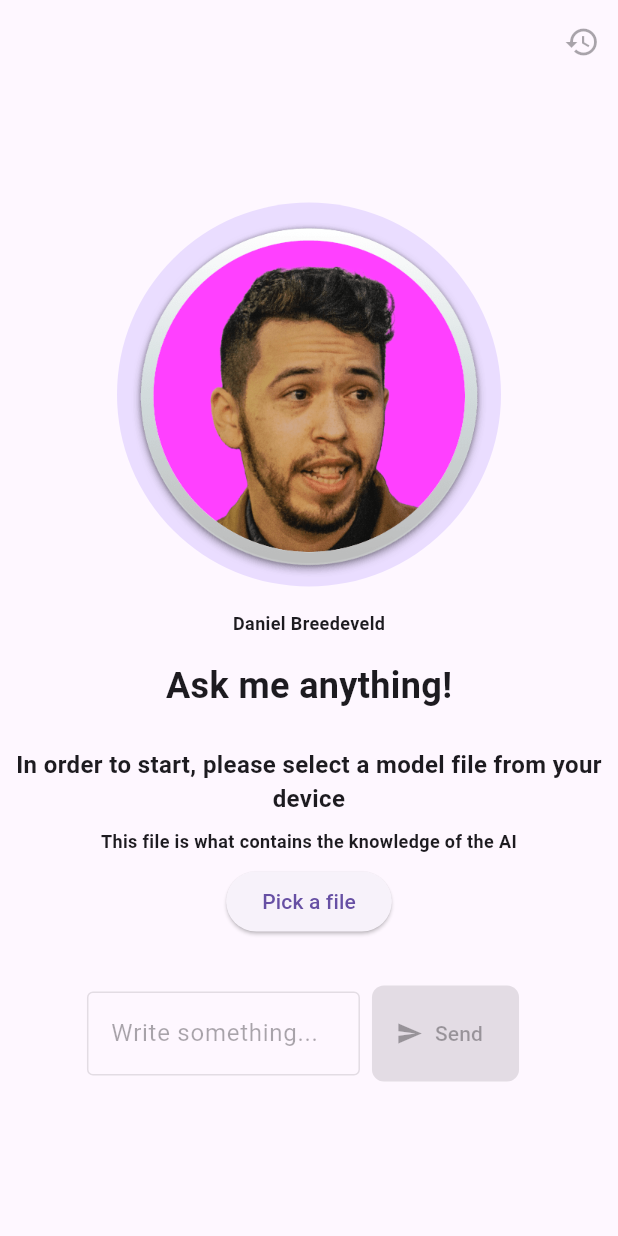
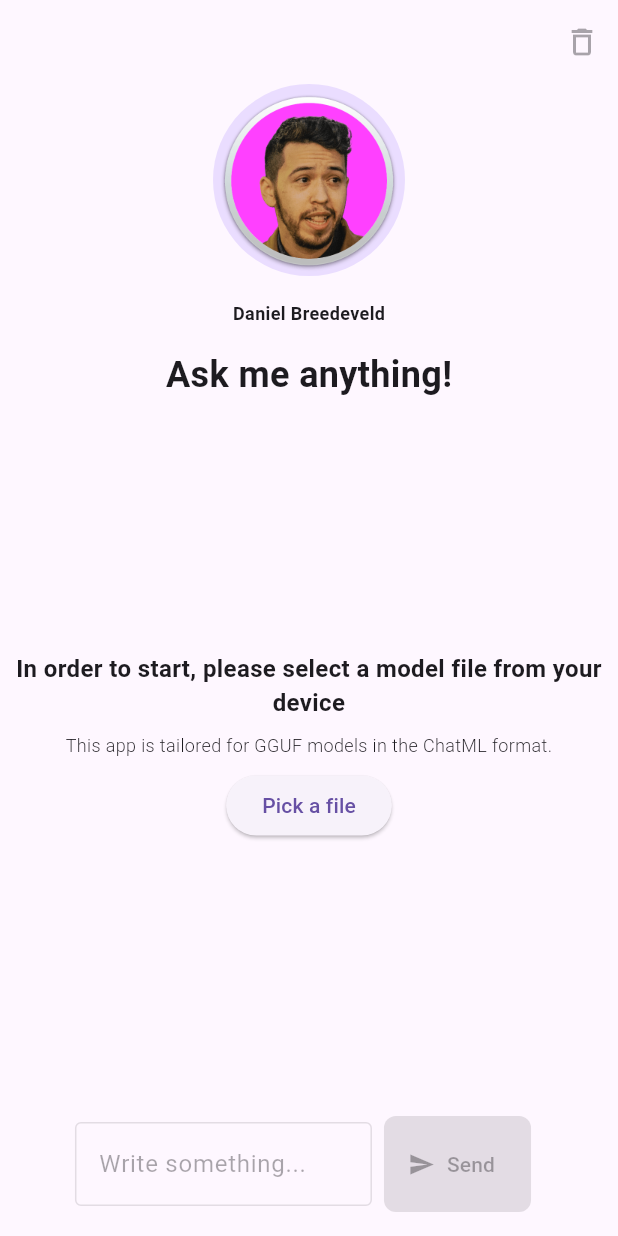
Before and after one commit to BrutalCoding/aub.ai, a Flutter app: the screen it shows after launch, on a phone screen of 412 x 824 dp. Run offline on Flutter 3.47's test engine with Material 2 defaults, Android fonts, the phone set to English and light mode, and no system bars; our stand-ins replace chat_bubbles, file_picker, freezed_annotation; missing offline and left inert: dart:ffi.

Commit message:
feat: Improved example app with chat UI & conversational experience

```diff
--- a/example/lib/main.dart
+++ b/example/lib/main.dart
@@ -2,6 +2,7 @@ import 'dart:io';
 
 import 'package:aub_ai/aub_ai.dart';
 import 'package:aub_ai/data/prompt_template.dart';
+import 'package:chat_bubbles/chat_bubbles.dart';
 import 'package:file_picker/file_picker.dart';
 import 'package:flutter/material.dart';
 
@@ -45,6 +46,12 @@ class _MyAppState extends State<MyApp> {
 
   @override
   Widget build(BuildContext context) {
+    List<String> convoParts = textControllerFullConversation.text
+        .split('<|im_start|>')
+        .where(
+          (element) => element.isNotEmpty,
+        )
+        .toList();
     return MaterialApp(
       debugShowCheckedModeBanner: false,
       theme: ThemeData(
@@ -67,8 +74,8 @@ class _MyAppState extends State<MyApp> {
                       );
                     }
                   : null,
-              icon: const Icon(Icons.restore_sharp),
-              tooltip: 'Start over',
+              icon: const Icon(Icons.delete_outline),
+              tooltip: 'Reset the conversation, pick a new model file',
             ),
           ],
         ),
@@ -78,37 +85,82 @@ class _MyAppState extends State<MyApp> {
               constraints: const BoxConstraints(
                 maxWidth: 960,
               ),
-              child: SingleChildScrollView(
               child: Column(
                 mainAxisAlignment: MainAxisAlignment.spaceAround,
                 children: [
-                    const CircleAvatar(
-                      minRadius: 64,
-                      maxRadius: 128,
+                  const Column(
+                    children: [
+                      CircleAvatar(
+                        minRadius: 32,
+                        maxRadius: 64,
                         backgroundImage: AssetImage(
                           'assets/appicon_avatar.png',
                         ),
                       ),
-                    const SizedBox(height: 16),
-                    const Text(
+                      SizedBox(height: 16),
+                      Text(
                         'Daniel Breedeveld',
                         style: TextStyle(
                           fontSize: 12,
                           fontWeight: FontWeight.bold,
                         ),
                       ),
-                    const SizedBox(height: 16),
-                    const Text(
+                      SizedBox(height: 16),
+                      Text(
                         'Ask me anything!',
                         style: TextStyle(
                           fontSize: 24,
                           fontWeight: FontWeight.bold,
                         ),
                       ),
-                    const SizedBox(height: 16),
-                    if (file == null)
-                      // Ask user to select a file
-                      Column(
+                    ],
+                  ),
+                  Expanded(
+                    flex: 2,
+                    child: convoParts.length > 1
+                        ? ListView.builder(
+                            keyboardDismissBehavior:
+                                ScrollViewKeyboardDismissBehavior.onDrag,
+                            shrinkWrap: true,
+                            padding: const EdgeInsets.all(8),
+                            itemCount: convoParts.length,
+                            itemBuilder: (context, index) {
+                              final String text = convoParts
+                                  .elementAt(index)
+                                  .replaceAll('<|im_end|>', '')
+                                  .trim();
+
+                              return Padding(
+                                padding: const EdgeInsets.all(8.0),
+                                child: BubbleSpecialThree(
+                                  text: text,
+                                  color: text.startsWith('user')
+                                      ? const Color(0xFF1B97F3)
+                                      : const Color(0xFFE8E8EE),
+                                  tail: true,
+                                  textStyle: TextStyle(
+                                    color: text.startsWith('user')
+                                        ? Colors.white
+                                        : Colors.black,
+                                    fontSize: 14,
+                                  ),
+                                  isSender: text.startsWith('user'),
+                                ),
+                              );
+                            },
+                          )
+                        : Center(
+                            child: file != null
+                                ? const Text(
+                                    'Start a conversation by sending a prompt to the AI',
+                                    textAlign: TextAlign.center,
+                                    style: TextStyle(
+                                      fontSize: 16,
+                                      fontWeight: FontWeight.w100,
+                                    ),
+                                  )
+                                : Column(
+                                    mainAxisAlignment: MainAxisAlignment.center,
                                     children: [
                                       const Padding(
                                         padding: EdgeInsets.all(8.0),
@@ -125,11 +177,11 @@ class _MyAppState extends State<MyApp> {
                                       // This is the file that contains the knowledge of the AI.
                                       // Text widget:
                                       const Text(
-                            'This file is what contains the knowledge of the AI',
+                                        'This app is tailored for GGUF models in the ChatML format.',
                                         textAlign: TextAlign.center,
                                         style: TextStyle(
                                           fontSize: 12,
-                              fontWeight: FontWeight.bold,
+                                          fontWeight: FontWeight.w300,
                                         ),
                                       ),
                                       // Button to select a file
@@ -138,13 +190,15 @@ class _MyAppState extends State<MyApp> {
                                         child: ElevatedButton(
                                           onPressed: () async {
                                             FilePickerResult? result =
-                                    await FilePicker.platform.pickFiles();
+                                                await FilePicker.platform
+                                                    .pickFiles();
 
                                             if (result == null) {
                                               return;
                                             }
 
-                                final tmpFile = File(result.files.single.path!);
+                                            final tmpFile =
+                                                File(result.files.single.path!);
                                             setState(() {
                                               file = tmpFile;
                                             });
@@ -153,69 +207,17 @@ class _MyAppState extends State<MyApp> {
                                         ),
                                       ),
                                     ],
+                                  )),
                   ),
-                    Center(
-                      child: Container(
-                        padding: const EdgeInsets.all(8),
-                        child: Column(
-                          mainAxisAlignment: MainAxisAlignment.center,
-                          children: [
-                            Center(
-                                child: Column(
-                              children: [
-                                // Show output from AI in a TextField
-                                if (talkAsyncState == TalkAsyncState.talking ||
-                                    textControllerFullConversation
-                                        .text.isNotEmpty) ...[
                   Padding(
                     padding: const EdgeInsets.all(8.0),
-                                    child: TextField(
-                                      controller:
-                                          textControllerFullConversation,
-                                      maxLines: 10,
-                                      decoration: const InputDecoration(
-                                        border: OutlineInputBorder(),
-                                      ),
-                                    ),
-                                  ),
-                                ],
-                                if (talkAsyncState == TalkAsyncState.thinking &&
-                                    textControllerFullConversation.text.isEmpty)
-                                  const Center(
-                                    child: Column(
-                                      mainAxisAlignment:
-                                          MainAxisAlignment.center,
-                                      mainAxisSize: MainAxisSize.max,
-                                      children: [
-                                        // Prompt that was sent to the AI
-                                        Text(
-                                          "Thinking...",
-                                          textAlign: TextAlign.center,
-                                          style: TextStyle(
-                                            fontSize: 12,
-                                            fontWeight: FontWeight.bold,
-                                          ),
-                                        ),
-                                        SizedBox(height: 32),
-                                        CircularProgressIndicator.adaptive(),
-                                      ],
-                                    ),
-                                  ),
-                              ],
-                            )),
-                            Padding(
-                              padding: const EdgeInsets.symmetric(
-                                horizontal: 16,
-                                vertical: 8,
-                              ),
                     child: Row(
                       mainAxisSize: MainAxisSize.min,
                       children: [
                         Expanded(
                           child: TextField(
                             controller: textControllerUserPrompt,
-                                      textCapitalization:
-                                          TextCapitalization.sentences,
+                            textCapitalization: TextCapitalization.sentences,
                             onSubmitted: (_) => _sendPromptToAi(
                               textControllerUserPrompt.text,
                             ),
@@ -237,21 +239,17 @@ class _MyAppState extends State<MyApp> {
                                 Tooltip(
                                   // When the AI is busy, the tooltip will
                                   // show the reason why the button is disabled
-                                            waitDuration:
-                                                const Duration(seconds: 1),
+                                  waitDuration: const Duration(seconds: 1),
                                   message: talkAsyncState ==
-                                                        TalkAsyncState
-                                                            .thinking ||
+                                              TalkAsyncState.thinking ||
                                           talkAsyncState ==
                                               TalkAsyncState.talking
                                       ? 'The AI is busy, please wait...'
                                       : 'Send this prompt to the AI in order to get a response',
                                   child: ElevatedButton.icon(
                                     style: ElevatedButton.styleFrom(
-                                                shape:
-                                                    const RoundedRectangleBorder(
-                                                  borderRadius:
-                                                      BorderRadius.all(
+                                      shape: const RoundedRectangleBorder(
+                                        borderRadius: BorderRadius.all(
                                           Radius.circular(8),
                                         ),
                                       ),
@@ -261,8 +259,7 @@ class _MyAppState extends State<MyApp> {
                                             talkAsyncState ==
                                                 TalkAsyncState.idle
                                         ? () => _sendPromptToAi(
-                                                        textControllerUserPrompt
-                                                            .text,
+                                              textControllerUserPrompt.text,
                                             )
                                         : null,
                                     icon: const Icon(Icons.send),
@@ -271,22 +268,17 @@ class _MyAppState extends State<MyApp> {
                                 ),
 
                                 // Show a progress indicator when the AI is thinking
-                                          if (talkAsyncState ==
-                                                  TalkAsyncState.thinking ||
-                                              talkAsyncState ==
-                                                  TalkAsyncState.talking)
+                                if (talkAsyncState == TalkAsyncState.thinking ||
+                                    talkAsyncState == TalkAsyncState.talking)
                                   const Positioned.fill(
                                     child: Align(
-                                                alignment:
-                                                    Alignment.bottomCenter,
+                                      alignment: Alignment.bottomCenter,
                                       child: Padding(
                                         padding: EdgeInsets.symmetric(
                                           horizontal: 4,
                                         ),
-                                                  child:
-                                                      LinearProgressIndicator(
-                                                    borderRadius:
-                                                        BorderRadius.all(
+                                        child: LinearProgressIndicator(
+                                          borderRadius: BorderRadius.all(
                                             Radius.circular(16),
                                           ),
                                         ),
@@ -301,11 +293,6 @@ class _MyAppState extends State<MyApp> {
                     ),
                   ),
                 ],
-                        ),
-                      ),
-                    ),
-                  ],
-                ),
               ),
             ),
           ),
@@ -384,9 +371,12 @@ class _MyAppState extends State<MyApp> {
       },
     );
 
+    textControllerUserPrompt.clear();
+    textControllerFullConversation.text =
+        textControllerFullConversation.text.trimLeft();
+
     // Change the state back to idle when the AI is done talking
     setState(() {
-      textControllerUserPrompt.clear();
       talkAsyncState = TalkAsyncState.idle;
     });
   }
--- a/example/pubspec.yaml
+++ b/example/pubspec.yaml
@@ -44,6 +44,7 @@ dependencies:
   cupertino_icons: ^1.0.6
   path_provider: ^2.1.1
   file_picker: ^6.1.1
+  chat_bubbles: ^1.5.0
 
 dev_dependencies:
   flutter_test:
```
Lines whose indentation alone changed are shown as unchanged.
